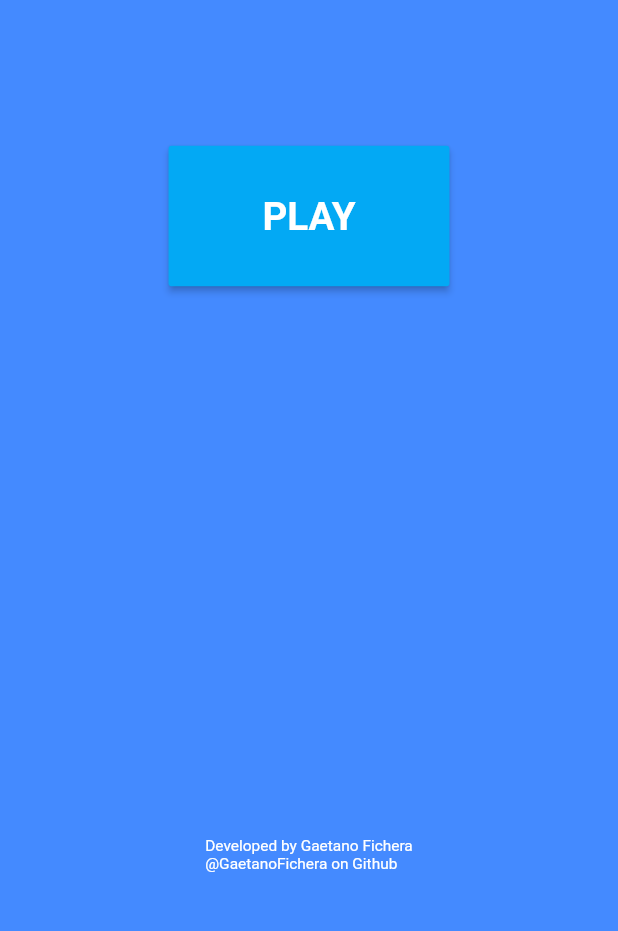
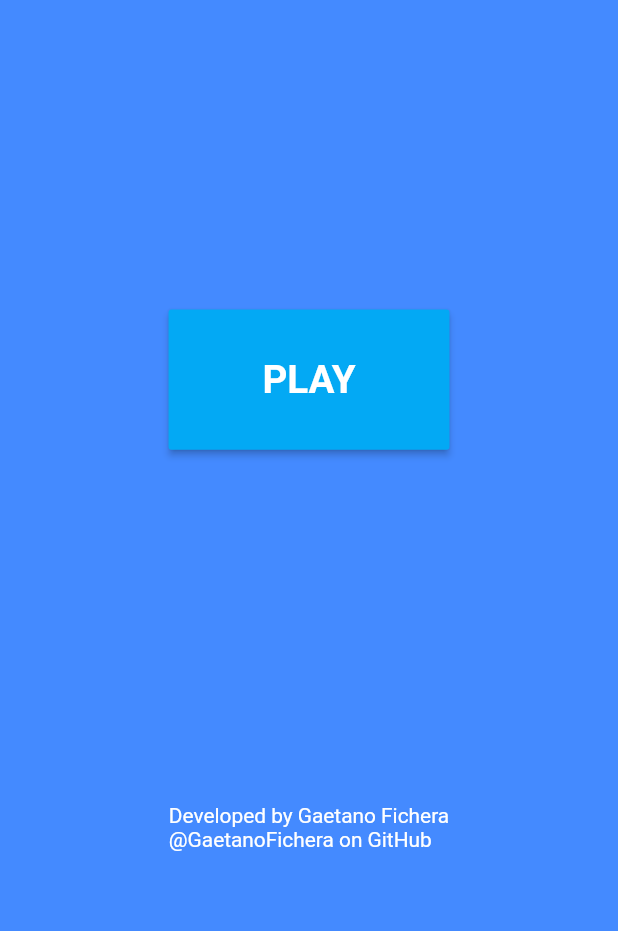
Before and after one commit to GaetanoFichera/tap_the_red, a Flutter app: the screen it shows after launch, on a phone screen of 412 x 824 dp, the part 235-1166 px from its top. Run offline on Flutter 3.47's test engine with Material 2 defaults, Android fonts, the phone set to English and light mode, and no system bars.

Commit message:
aggiustato comportamento tasto back in EndPage, aggiunstata la posizione del tasto play e della text in basso in HomePage, TODO migliorare la creazione dei widget in HomePage e EndPage

```diff
--- a/lib/View/HomePage.dart
+++ b/lib/View/HomePage.dart
@@ -54,7 +54,7 @@ class _HomePageState extends State<HomePageSF> {
                     color: Colors.white,
                   ),
                 ),
-                new Padding(padding: new EdgeInsets.symmetric(vertical: _screenSize.height / 17, horizontal: _screenSize.width / 110),),
+                new Padding(padding: new EdgeInsets.symmetric(vertical: _screenSize.height / 8, horizontal: _screenSize.width / 110),),
                 new Column(
                   children: <Widget>[
                     new MaterialButton(
@@ -71,12 +71,12 @@ class _HomePageState extends State<HomePageSF> {
                       textColor: Colors.white,
                       onPressed: _startGame,
                     ),
-                    new Padding(padding: new EdgeInsets.symmetric(vertical: _screenSize.height / 4.5, horizontal: _screenSize.width / 110),),
+                    new Padding(padding: new EdgeInsets.symmetric(vertical: _screenSize.height / 7, horizontal: _screenSize.width / 110),),
                     new Text(
-                      'Developed by Gaetano Fichera\n@GaetanoFichera on Github',
+                      'Developed by Gaetano Fichera\n@GaetanoFichera on GitHub',
                       style: new TextStyle(
                         color: Colors.white,
-                        fontSize: _screenSize.width / (_fontRatio * 5),
+                        fontSize: _screenSize.width / (_fontRatio * 3.7),
                       ),
                     ),
                   ],
```
Also changed, not shown: lib/View/EndPage.dart (+17 -3 lines).
